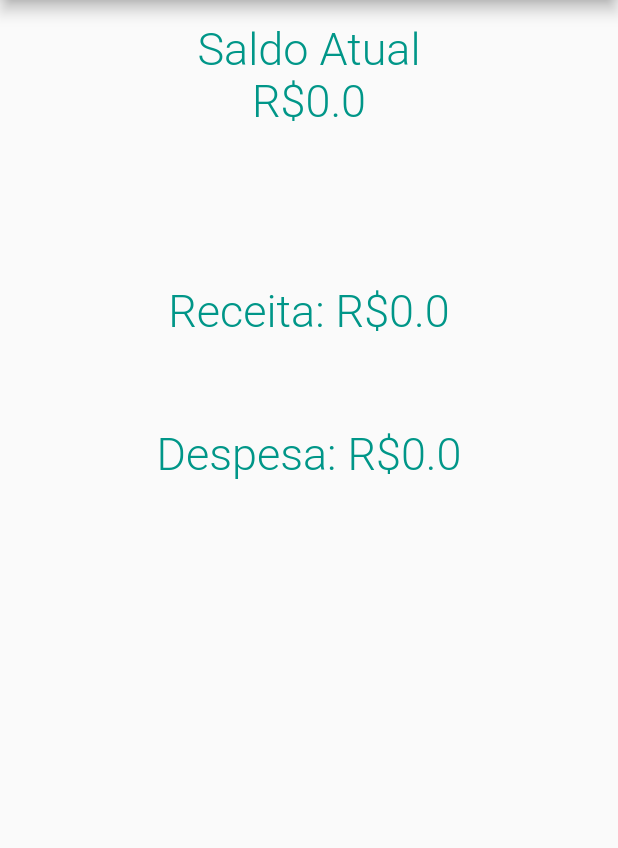
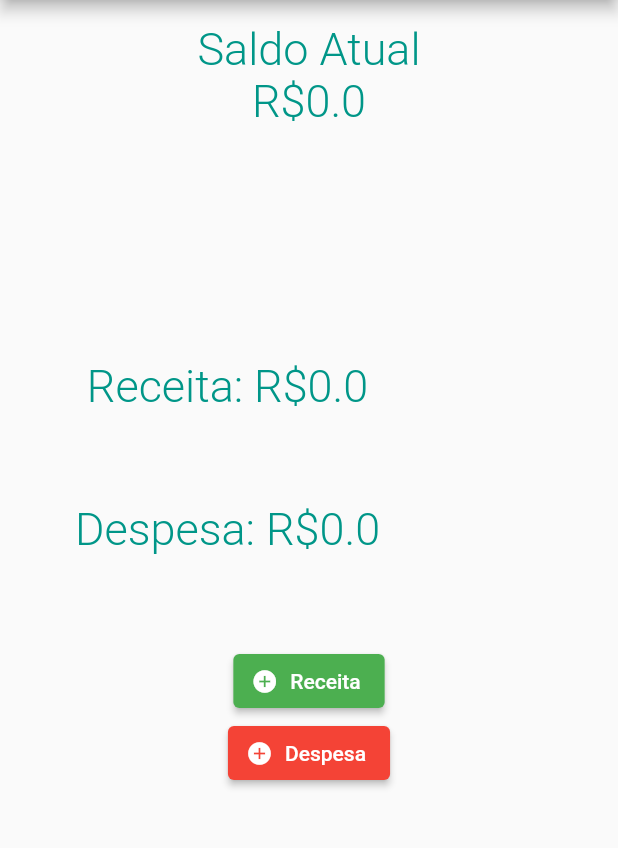
Before and after one commit to frateu/MyLittleWallet, a Flutter app: the DashboardScreen screen opened directly, on a phone screen of 412 x 824 dp, the part 84-932 px from its top. Run offline on Flutter 3.47's test engine with Material 2 defaults, Android fonts, the phone set to English and light mode, and no system bars.

Commit message:
Botões de Receita e Despesa na Dashboard

```diff
--- a/lib/screens/dashboard_screen.dart
+++ b/lib/screens/dashboard_screen.dart
@@ -67,6 +67,11 @@ class _DashboardScreenState extends State<DashboardScreen> {
             const SizedBox(
               height: 105,
             ),
+            Container(
+              padding: const EdgeInsets.all(50.0),
+              alignment: Alignment.centerLeft,
+              child: Column(
+                children: [
                   Text(
                     "Receita: R\$$receitaValue",
                     style: const TextStyle(
@@ -88,7 +93,41 @@ class _DashboardScreenState extends State<DashboardScreen> {
                     ),
                     textAlign: TextAlign.left,
                   ),
-            ]
+                ],
+              ),
+            ),
+            Container(
+              padding: const EdgeInsets.all(10.0),
+              child: Column(
+                children: [
+                  ElevatedButton.icon(
+                    onPressed: () {
+                    },
+                    icon: const Icon(
+                        Icons.add_circle,
+                        size: 18
+                    ),
+                    label: Text("Receita"),
+                    style: const ButtonStyle(
+                        backgroundColor: MaterialStatePropertyAll<Color>(Colors.green),
+                    ),
+                  ),
+                  ElevatedButton.icon(
+                    onPressed: () {
+                    },
+                    icon: const Icon(
+                        Icons.add_circle,
+                        size: 18
+                    ),
+                    label: Text("Despesa"),
+                    style: const ButtonStyle(
+                      backgroundColor: MaterialStatePropertyAll<Color>(Colors.red),
+                    ),
+                  ),
+                ],
+              ),
+            ),
+          ],
         ),
       ),
     );
--- a/lib/screens/login_screen.dart
+++ b/lib/screens/login_screen.dart
@@ -76,7 +76,8 @@ class _LoginScreenState extends State<LoginScreen>{
               Row(
                 mainAxisAlignment:  MainAxisAlignment.end,
                 children: [
-                  TextButton(onPressed: (){}, child: const Text(
+                  TextButton(onPressed: (){},
+                      child: const Text(
                       "Forget Password?"
                   ))
                 ],
```
Lines whose indentation alone changed are shown as unchanged.
